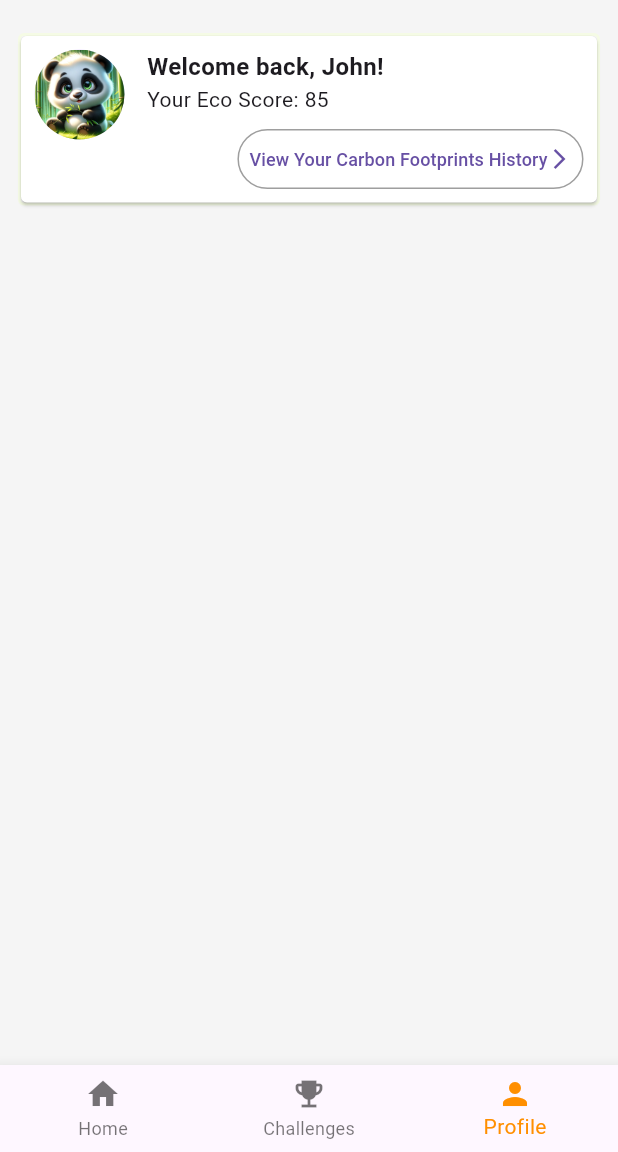
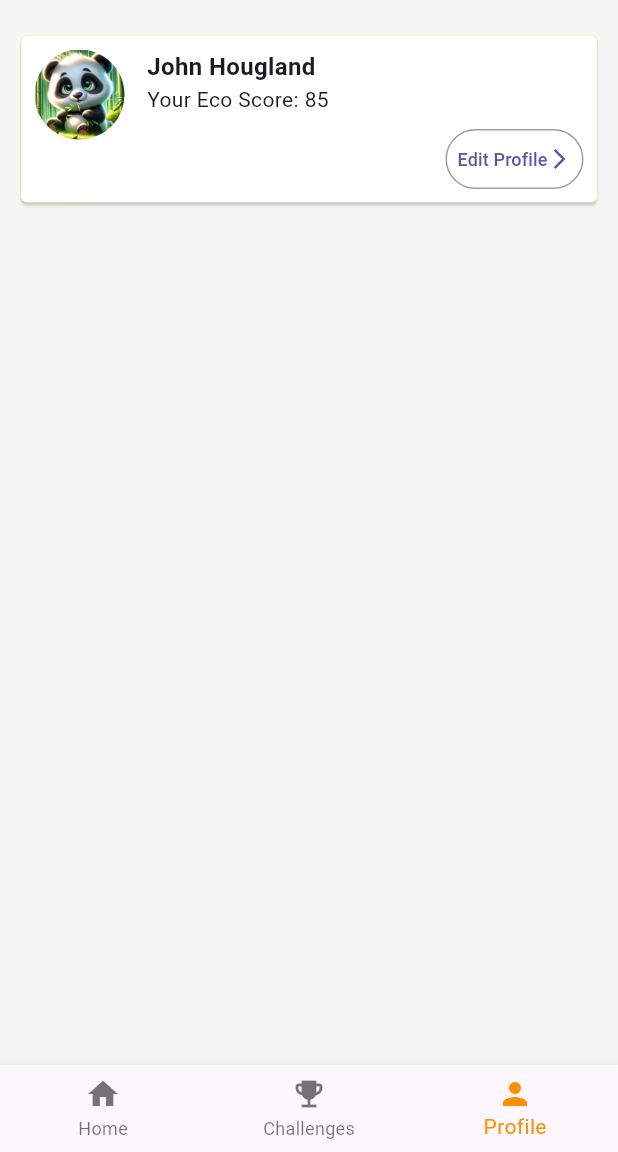
Before and after one commit to ThePandaGroup/Eco-Panda, a Flutter app: the screen it shows after launch, item 3 of the bottom bar chosen, on a phone screen of 412 x 824 dp, the part 84-1236 px from its top. Run offline on Flutter 3.47's test engine with Material 3 defaults, Android fonts, the phone set to English and light mode, and no system bars; our stand-ins replace geolocator, google_maps_flutter.

```diff
--- a/eco_panda/lib/eprofile.dart
+++ b/eco_panda/lib/eprofile.dart
@@ -31,24 +31,24 @@ class profileSection extends StatelessWidget{
       child: Row(
         crossAxisAlignment: CrossAxisAlignment.start,
         children: [
-          CircleAvatar(
+          const CircleAvatar(
             backgroundImage: AssetImage('assets/avatar.png'), // Placeholder for an user avatar
             radius: 30,
           ),
-          SizedBox(width: 15),
+          const SizedBox(width: 15),
           Expanded(
             child: Column(
               crossAxisAlignment: CrossAxisAlignment.start,
               children: [
-                Text(
-                  'Welcome back, John!',
+                const Text(
+                  'John Hougland',
                   style: TextStyle(fontSize: 16, fontWeight: FontWeight.bold),
                 ),
-                Text(
+                const Text(
                   'Your Eco Score: 85',
                   style: TextStyle(fontSize: 14),
                 ),
-                SizedBox(height: 10),
+                const SizedBox(height: 10),
                 Align(
                   alignment: Alignment.centerRight,
                   child: OutlinedButton(
@@ -58,14 +58,14 @@ class profileSection extends StatelessWidget{
                       );
                     },
                     style: OutlinedButton.styleFrom(
-                      padding: EdgeInsets.symmetric(horizontal: 8, vertical: 4),
+                      padding: const EdgeInsets.symmetric(horizontal: 8, vertical: 4),
                       tapTargetSize: MaterialTapTargetSize.shrinkWrap,
-                      side: BorderSide(color: Colors.grey),
+                      side: const BorderSide(color: Colors.grey),
                     ),
-                    child: Row(
+                    child: const Row(
                       mainAxisSize: MainAxisSize.min,
                       children: <Widget>[
-                        Text('View Your Carbon Footprints History', style: TextStyle(fontSize: 12)),
+                        Text('Edit Profile', style: TextStyle(fontSize: 12)),
                         Icon(Icons.arrow_forward_ios, size: 16.0),
                       ],
                     ),
--- a/eco_panda/pubspec.yaml
+++ b/eco_panda/pubspec.yaml
@@ -69,6 +69,7 @@ flutter:
     - assets/ecopanda.png
     - assets/ecopanda_nobg.png
     - assets/avatar.png
+    - assets/environmental_background.png
 
   # An image asset can refer to one or more resolution-specific "variants", see
   # https://flutter.dev/assets-and-images/#resolution-aware
```
